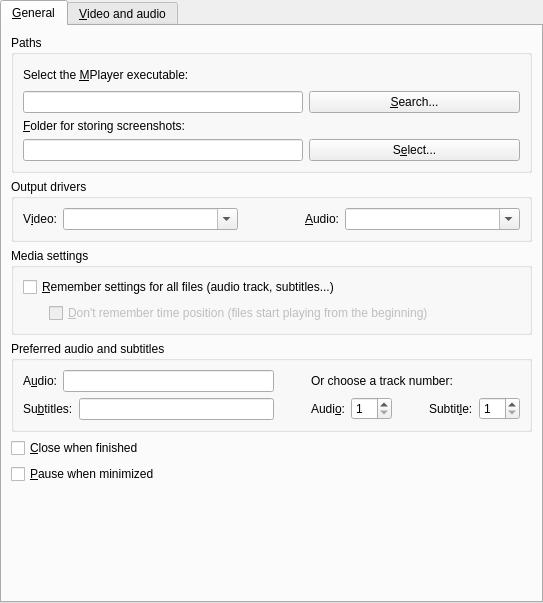
First picture: the form in src/prefgeneral.ui, repository wilbert2000/wzplayer, before the edit.
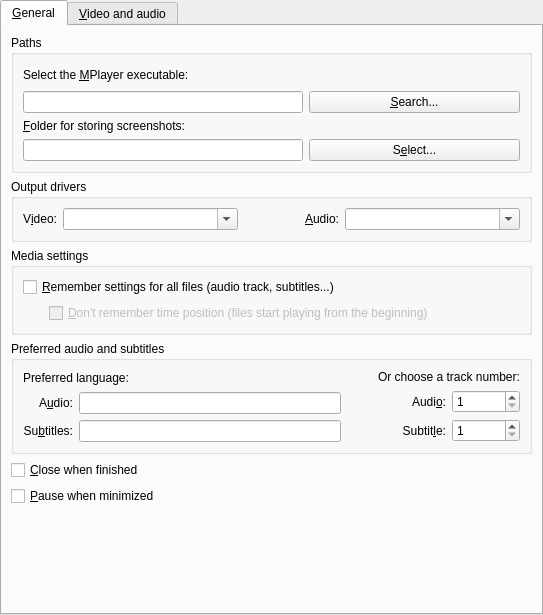
Second picture: the form after the edit. Icons and pictures are not drawn. Custom widgets are drawn as their Qt base class.

Commit message: Improved layout of section "Preferred audio & subtitles" in Preferences->General.

```diff
--- a/src/prefgeneral.ui
+++ b/src/prefgeneral.ui
@@ -6,7 +6,7 @@
     <x>0</x>
     <y>0</y>
     <width>543</width>
-    <height>603</height>
+    <height>615</height>
    </rect>
   </property>
   <property name="windowIcon" >
@@ -275,30 +275,20 @@
             <property name="spacing" >
              <number>6</number>
             </property>
-            <item row="1" column="2" >
+            <item row="2" column="1" >
              <widget class="QLineEdit" name="subtitle_lang_edit" />
             </item>
-            <item row="0" column="1" colspan="2" >
+            <item row="1" column="1" >
              <widget class="QLineEdit" name="audio_lang_edit" />
             </item>
-            <item row="1" column="0" colspan="2" >
-             <widget class="QLabel" name="textLabel2_11" >
-              <property name="text" >
-               <string>Su&amp;btitles:</string>
-              </property>
-              <property name="wordWrap" >
-               <bool>false</bool>
-              </property>
-              <property name="buddy" >
-               <cstring>subtitle_lang_edit</cstring>
-              </property>
-             </widget>
-            </item>
-            <item row="0" column="0" >
+            <item row="1" column="0" >
              <widget class="QLabel" name="textLabel1_20" >
               <property name="text" >
                <string>A&amp;udio:</string>
               </property>
+              <property name="alignment" >
+               <set>Qt::AlignRight|Qt::AlignTrailing|Qt::AlignVCenter</set>
+              </property>
               <property name="wordWrap" >
                <bool>false</bool>
               </property>
@@ -307,6 +297,29 @@
               </property>
              </widget>
             </item>
+            <item row="2" column="0" >
+             <widget class="QLabel" name="textLabel2_11" >
+              <property name="text" >
+               <string>Su&amp;btitles:</string>
+              </property>
+              <property name="alignment" >
+               <set>Qt::AlignRight|Qt::AlignTrailing|Qt::AlignVCenter</set>
+              </property>
+              <property name="wordWrap" >
+               <bool>false</bool>
+              </property>
+              <property name="buddy" >
+               <cstring>subtitle_lang_edit</cstring>
+              </property>
+             </widget>
+            </item>
+            <item row="0" column="0" colspan="2" >
+             <widget class="QLabel" name="label_5" >
+              <property name="text" >
+               <string>Preferred language:</string>
+              </property>
+             </widget>
+            </item>
            </layout>
           </item>
           <item>
@@ -333,28 +346,38 @@
             <property name="spacing" >
              <number>6</number>
             </property>
-            <item row="0" column="0" colspan="4" >
+            <item row="0" column="0" colspan="2" >
              <widget class="QLabel" name="label_2" >
               <property name="text" >
                <string>Or choose a track number:</string>
               </property>
              </widget>
             </item>
-            <item row="1" column="2" >
-             <spacer>
-              <property name="orientation" >
-               <enum>Qt::Horizontal</enum>
+            <item row="1" column="0" >
+             <widget class="QLabel" name="label_3" >
+              <property name="text" >
+               <string>Audi&amp;o:</string>
               </property>
-              <property name="sizeType" >
-               <enum>QSizePolicy::Minimum</enum>
+              <property name="alignment" >
+               <set>Qt::AlignRight|Qt::AlignTrailing|Qt::AlignVCenter</set>
               </property>
-              <property name="sizeHint" >
-               <size>
-                <width>21</width>
-                <height>20</height>
-               </size>
+              <property name="buddy" >
+               <cstring>audio_track_spin</cstring>
               </property>
-             </spacer>
+             </widget>
+            </item>
+            <item row="2" column="0" >
+             <widget class="QLabel" name="label_4" >
+              <property name="text" >
+               <string>Subtit&amp;le:</string>
+              </property>
+              <property name="alignment" >
+               <set>Qt::AlignRight|Qt::AlignTrailing|Qt::AlignVCenter</set>
+              </property>
+              <property name="buddy" >
+               <cstring>subtitle_track_spin</cstring>
+              </property>
+             </widget>
             </item>
             <item row="1" column="1" >
              <widget class="QSpinBox" name="audio_track_spin" >
@@ -366,49 +389,13 @@
               </property>
              </widget>
             </item>
-            <item row="1" column="5" >
+            <item row="2" column="1" >
              <widget class="QSpinBox" name="subtitle_track_spin" >
               <property name="minimum" >
                <number>1</number>
               </property>
              </widget>
             </item>
-            <item row="1" column="3" colspan="2" >
-             <widget class="QLabel" name="label_4" >
-              <property name="text" >
-               <string>Subtit&amp;le:</string>
-              </property>
-              <property name="buddy" >
-               <cstring>subtitle_track_spin</cstring>
-              </property>
-             </widget>
-            </item>
-            <item row="1" column="0" >
-             <widget class="QLabel" name="label_3" >
-              <property name="text" >
-               <string>Audi&amp;o:</string>
-              </property>
-              <property name="buddy" >
-               <cstring>audio_track_spin</cstring>
-              </property>
-             </widget>
-            </item>
-            <item row="0" column="4" colspan="2" >
-             <spacer>
-              <property name="orientation" >
-               <enum>Qt::Horizontal</enum>
-              </property>
-              <property name="sizeType" >
-               <enum>QSizePolicy::Minimum</enum>
-              </property>
-              <property name="sizeHint" >
-               <size>
-                <width>40</width>
-                <height>20</height>
-               </size>
-              </property>
-             </spacer>
-            </item>
            </layout>
           </item>
          </layout>
```
The commit also changes 24 other files.
